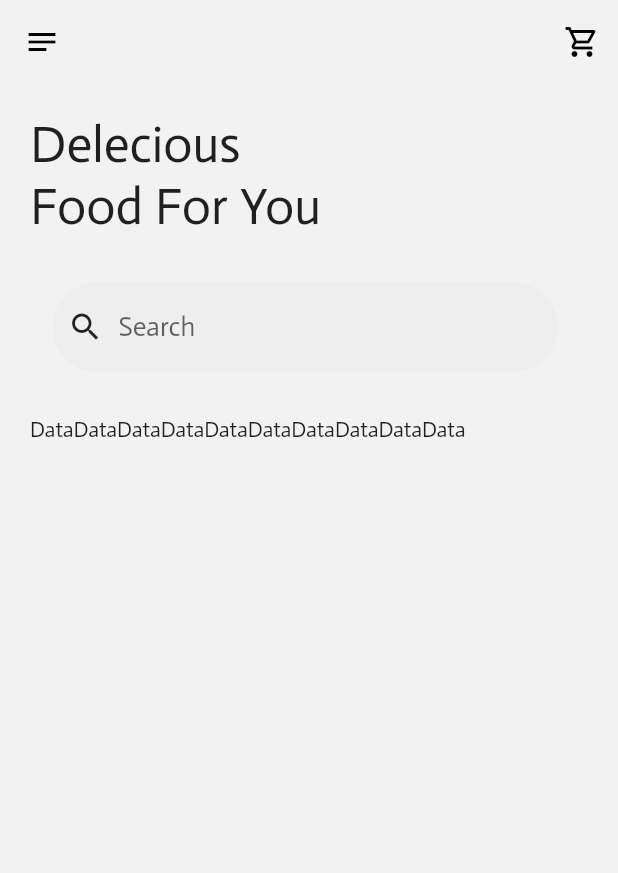
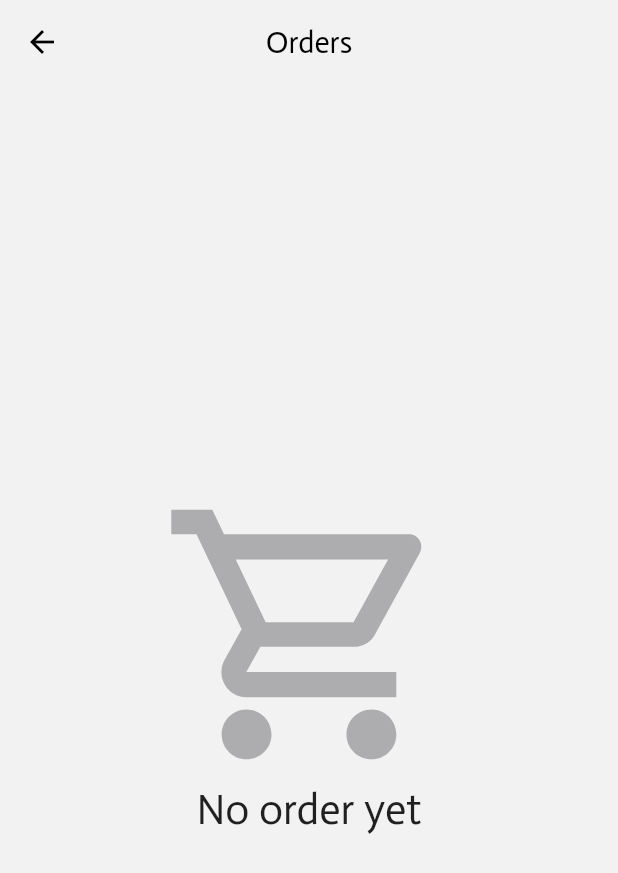
Before and after one commit to ZRShamim/food_order_app_flutter, a Flutter app: the screen it shows after launch, after a tap on the "shopping cart" icon, on a phone screen of 412 x 824 dp. Shown: the top 873 px of the screen. Run offline on Flutter 3.47's test engine with Material 2 defaults, Android fonts, the phone set to English and light mode, and no system bars; our stand-ins replace get; network calls fail.

Commit message:
working with ui

```diff
--- /dev/null
+++ b/lib/controllers/food_controller.dart
@@ -0,0 +1,31 @@
+import 'package:e_commerce_app/model/food.dart';
+import 'package:e_commerce_app/services/api_service.dart';
+import 'package:get/get.dart';
+
+class FoodController extends GetxController {
+  var foodList = <FoodList>[].obs;
+  var categoryList = <String>[].obs;
+  var tagList = <String>[].obs;
+
+  var loading = true.obs;
+
+  @override
+  void onInit() {
+    fetchProduct();
+    super.onInit();
+  }
+
+  void fetchProduct() async {
+    loading(true);
+    try {
+      var foodInfo = await ApiService.fetchFoodInfo();
+      if (foodInfo != null) {
+        foodList.value = foodInfo.foodList;
+        categoryList.value = foodInfo.categoryList;
+        tagList.value = foodInfo.tagList;
+      }
+    } finally {
+      loading(false);
+    }
+  }
+}
--- /dev/null
+++ b/lib/controllers/util_controller.dart
@@ -0,0 +1,19 @@
+import 'package:get/get.dart';
+
+class UtilController extends GetxController {
+  var bottomTabbarIndex = 0.obs;
+
+  void changeTabIndex(int index) {
+    bottomTabbarIndex.value = index;
+  }
+
+  @override
+  void onInit() {
+    super.onInit();
+  }
+
+  @override
+  void dispose() {
+    super.dispose();
+  }
+}
--- a/lib/main.dart
+++ b/lib/main.dart
@@ -1,14 +1,13 @@
+import 'package:e_commerce_app/view/screens/landing_screen.dart';
 import 'package:flutter/material.dart';
 import 'package:get/get.dart';
-
-import './view/screens/home_screen/home_screen.dart';
+import 'view/screens/home_screen/home_screen.dart';
 
 void main() {
-  runApp(const MyApp());
+  runApp(MyApp());
 }
 
 class MyApp extends StatelessWidget {
-  const MyApp({Key? key}) : super(key: key);
 
 
   @override
@@ -18,9 +17,8 @@ class MyApp extends StatelessWidget {
       title: 'Food Order App',
       theme: ThemeData(
         fontFamily: 'Actor',
-        primarySwatch: Colors.blue,
       ),
-      home: HomeScreen(),
+      home: LandingScreen(),
     );
   }
 }
--- a/lib/model/food.dart
+++ b/lib/model/food.dart
@@ -4,9 +4,9 @@
 
 import 'dart:convert';
 
-List<Food> foodFromJson(String str) => List<Food>.from(json.decode(str).map((x) => Food.fromJson(x)));
+Food foodFromJson(String str) => Food.fromJson(json.decode(str));
 
-String foodToJson(List<Food> data) => json.encode(List<dynamic>.from(data.map((x) => x.toJson())));
+String foodToJson(Food data) => json.encode(data.toJson());
 
 class Food {
     Food({
@@ -15,35 +15,35 @@ class Food {
        required this.tagList,
     });
 
-    List<FoodList>? foodList;
-    List<String>? categoryList;
-    List<String>? tagList;
+    List<FoodList> foodList;
+    List<String> categoryList;
+    List<String> tagList;
 
     factory Food.fromJson(Map<String, dynamic> json) => Food(
-        foodList: json["food_list"] == null ? null : List<FoodList>.from(json["food_list"].map((x) => FoodList.fromJson(x))),
-        categoryList: json["category_list"] == null ? null : List<String>.from(json["category_list"].map((x) => x)),
-        tagList: json["tag_list"] == null ? null : List<String>.from(json["tag_list"].map((x) => x)),
+        foodList: List<FoodList>.from(json["food_list"].map((x) => FoodList.fromJson(x))),
+        categoryList: List<String>.from(json["category_list"].map((x) => x)),
+        tagList: List<String>.from(json["tag_list"].map((x) => x)),
     );
 
     Map<String, dynamic> toJson() => {
-        "food_list": foodList == null ? null : List<dynamic>.from(foodList!.map((x) => x.toJson())),
-        "category_list": categoryList == null ? null : List<dynamic>.from(categoryList!.map((x) => x)),
-        "tag_list": tagList == null ? null : List<dynamic>.from(tagList!.map((x) => x)),
+        "food_list": List<dynamic>.from(foodList.map((x) => x.toJson())),
+        "category_list": List<dynamic>.from(categoryList.map((x) => x)),
+        "tag_list": List<dynamic>.from(tagList.map((x) => x)),
     };
 }
 
 class FoodList {
     FoodList({
        required this.foodId,
-       required this.name,
-       required this.foodCategory,
-       required this.foodTag,
-       required this.price,
-       required this.priceSign,
-       required this.currency,
-       required this.image,
-       required this.description,
-       required this.rating,
+      required  this.name,
+      required  this.foodCategory,
+      required  this.foodTag,
+      required  this.price,
+      required  this.priceSign,
+      required  this.currency,
+      required  this.image,
+      required  this.description,
+      required  this.rating,
     });
 
     int foodId;
--- a/lib/services/api_service.dart
+++ b/lib/services/api_service.dart
@@ -4,9 +4,9 @@ import 'package:http/http.dart' as http;
 class ApiService {
   static var client = http.Client();
 
-    static Future<List<Food>?> fetchProducts() async {
+    static Future<Food?> fetchFoodInfo() async {
     var response = await client.get(
-        Uri.parse('https://raw.githubusercontent.com/ZRShamim/food_order_app_flutter/main/lib/model/product.json'));
+        Uri.parse('https://raw.githubusercontent.com/ZRShamim/food_order_app_flutter/main/lib/model/food.json'));
 
     if (response.statusCode == 200) {
       var jsonString = response.body;
--- /dev/null
+++ b/lib/view/screens/account_screen/account_screen.dart
@@ -0,0 +1,199 @@
+import 'package:e_commerce_app/view/screens/cart_screen/cart_screen.dart';
+import 'package:e_commerce_app/view/styles/colors.dart';
+import 'package:flutter/material.dart';
+import 'package:get/get.dart';
+
+class AccountScreen extends StatelessWidget {
+  @override
+  Widget build(BuildContext context) {
+    return Scaffold(
+      backgroundColor: bgColor,
+      appBar: AppBar(
+        elevation: 0,
+        backgroundColor: bgColor,
+      ),
+      body: Padding(
+        padding: const EdgeInsets.only(left: 20, top: 20, right: 20),
+        child: Column(
+          crossAxisAlignment: CrossAxisAlignment.start,
+          children: [
+            const Text(
+              'My Profile',
+              style: TextStyle(
+                fontSize: 34,
+              ),
+            ),
+            const SizedBox(
+              height: 40,
+            ),
+            Row(
+              mainAxisAlignment: MainAxisAlignment.spaceBetween,
+              children: [
+                const Text(
+                  'Personal details',
+                  style: TextStyle(
+                    fontSize: 18,
+                  ),
+                ),
+                Text(
+                  'Change',
+                  style: TextStyle(
+                    color: orrange,
+                    fontSize: 15,
+                  ),
+                ),
+              ],
+            ),
+            const SizedBox(
+              height: 15,
+            ),
+            ClipRRect(
+              borderRadius: BorderRadius.circular(30),
+              child: Container(
+                height: 200,
+                color: white,
+                child: Row(
+                  crossAxisAlignment: CrossAxisAlignment.start,
+                  children: [
+                    SizedBox(
+                      height: 150,
+                      width: 150,
+                      child: Image.network(
+                          'https://www.pngall.com/wp-content/uploads/5/Profile-Avatar-PNG.png'),
+                    ),
+                    const SizedBox(
+                      width: 20,
+                    ),
+                    Column(
+                      crossAxisAlignment: CrossAxisAlignment.start,
+                      children: [
+                        const SizedBox(
+                          height: 30,
+                        ),
+                        const Text(
+                          'Thelma Sara-bear',
+                          style: TextStyle(
+                            fontSize: 18,
+                          ),
+                        ),
+                        const Text(
+                          'thelma_sara-bear@gmail.com',
+                          style: TextStyle(
+                            fontSize: 13,
+                          ),
+                        ),
+                        Divider(
+                          color: grey,
+                        ),
+                        const Text(
+                          '+233 54138989',
+                          style: TextStyle(
+                            fontSize: 15,
+                          ),
+                        ),
+                        Divider(
+                          color: grey,
+                        ),
+                        const Text(
+                          'Trasaco hotel, behind navrongo campus',
+                          style: TextStyle(
+                            fontSize: 13,
+                          ),
+                        ),
+                      ],
+                    )
+                  ],
+                ),
+              ),
+            ),
+            const SizedBox(
+              height: 30,
+            ),
+            ListTile(
+              title: const Text(
+                'Orders',
+                style: TextStyle(
+                  fontSize: 18,
+                ),
+              ),
+              trailing: Icon(
+                Icons.arrow_forward_ios,
+                color: black,
+                size: 18,
+              ),
+              onTap: () {
+                Get.to(() =>
+                  CartScreen()
+                );
+              },
+              tileColor: white,
+              shape: RoundedRectangleBorder(
+                borderRadius: BorderRadius.circular(20),
+              ),
+            ),
+            const SizedBox(
+              height: 20,
+            ),
+            ListTile(
+              title: const Text(
+                'Payment Method',
+                style: TextStyle(
+                  fontSize: 18,
+                ),
+              ),
+              trailing: Icon(
+                Icons.arrow_forward_ios,
+                color: black,
+                size: 18,
+              ),
+              tileColor: white,
+              shape: RoundedRectangleBorder(
+                borderRadius: BorderRadius.circular(20),
+              ),
+            ),
+            const SizedBox(
+              height: 20,
+            ),
+            ListTile(
+              title: const Text(
+                'FAQ',
+                style: TextStyle(
+                  fontSize: 18,
+                ),
+              ),
+              trailing: Icon(
+                Icons.arrow_forward_ios,
+                color: black,
+                size: 18,
+              ),
+              tileColor: white,
+              shape: RoundedRectangleBorder(
+                borderRadius: BorderRadius.circular(20),
+              ),
+            ),
+            const SizedBox(
+              height: 20,
+            ),
+            ListTile(
+              title: const Text(
+                'Help',
+                style: TextStyle(
+                  fontSize: 18,
+                ),
+              ),
+              trailing: Icon(
+                Icons.arrow_forward_ios,
+                color: black,
+                size: 18,
+              ),
+              tileColor: white,
+              shape: RoundedRectangleBorder(
+                borderRadius: BorderRadius.circular(20),
+              ),
+            ),
+          ],
+        ),
+      ),
+    );
+  }
+}
--- /dev/null
+++ b/lib/view/screens/cart_screen/cart_screen.dart
@@ -0,0 +1,42 @@
+import 'package:e_commerce_app/view/styles/colors.dart';
+import 'package:flutter/material.dart';
+
+class CartScreen extends StatelessWidget {
+
+  @override
+  Widget build(BuildContext context) {
+    return Scaffold(
+      backgroundColor: bgColor,
+      appBar: AppBar(
+        iconTheme: IconThemeData(
+          color: black
+        ),
+        elevation: 0,
+        backgroundColor: bgColor,
+        centerTitle: true,
+        title: Text(
+          'Orders',
+          style: TextStyle(
+            color: black,
+          ),
+        ),
+      ),
+      body: Center(
+        child: Column(
+          mainAxisAlignment: MainAxisAlignment.center,
+          children: [
+            Icon(
+              Icons.shopping_cart_outlined,
+              size: 200,
+              color: grey,
+            ),
+            const Text(
+              'No order yet',
+              style: TextStyle(fontSize: 28),
+            ),
+          ],
+        ),
+      ),
+    );
+  }
+}
--- /dev/null
+++ b/lib/view/screens/history_screen/history_screen.dart
@@ -0,0 +1,38 @@
+import 'package:e_commerce_app/view/styles/colors.dart';
+import 'package:flutter/material.dart';
+
+class HistoryScreen extends StatelessWidget {
+  const HistoryScreen({Key? key}) : super(key: key);
+
+  @override
+  Widget build(BuildContext context) {
+    return Scaffold(
+      backgroundColor: bgColor,
+      appBar: AppBar(
+        elevation: 0,
+        backgroundColor: bgColor,
+        centerTitle: true,
+        title: Text(
+          'History',
+          style: TextStyle(color: black),
+        ),
+      ),
+      body: Center(
+        child: Column(
+          mainAxisAlignment: MainAxisAlignment.center,
+          children: [
+            Icon(
+              Icons.event_note_outlined,
+              size: 200,
+              color: grey,
+            ),
+            const Text(
+              'No history yet',
+              style: TextStyle(fontSize: 28),
+            ),
+          ],
+        ),
+      ),
+    );
+  }
+}
--- a/lib/view/screens/home_screen/home_screen.dart
+++ b/lib/view/screens/home_screen/home_screen.dart
@@ -1,7 +1,15 @@
+import 'dart:ui';
+
+import 'package:e_commerce_app/controllers/food_controller.dart';
+import 'package:e_commerce_app/controllers/util_controller.dart';
+import 'package:e_commerce_app/view/screens/cart_screen/cart_screen.dart';
 import 'package:e_commerce_app/view/styles/colors.dart';
 import 'package:flutter/material.dart';
+import 'package:get/get.dart';
 
 class HomeScreen extends StatelessWidget {
+  FoodController foodController = Get.find();
+
   @override
   Widget build(BuildContext context) {
     return Scaffold(
@@ -18,7 +26,9 @@ class HomeScreen extends StatelessWidget {
         ),
         actions: [
           IconButton(
-            onPressed: () {},
+            onPressed: () {
+              Get.to(() => CartScreen());
+            },
             icon: Icon(
               Icons.shopping_cart_outlined,
               color: black,
@@ -46,7 +56,7 @@ class HomeScreen extends StatelessWidget {
                 borderRadius: BorderRadius.circular(50),
                 child: Container(
                   height: 60,
-                  color: grey,
+                  color: lightGrey,
                   child: Padding(
                     padding: const EdgeInsets.only(left: 10, top: 5, bottom: 5),
                     child: Row(
@@ -59,11 +69,7 @@ class HomeScreen extends StatelessWidget {
                               cursorColor: black,
                               textInputAction: TextInputAction.search,
                               keyboardType: TextInputType.text,
-                              // controller: myController,
-                              onEditingComplete: () {
-                                // loadData('All');
-                                // hideKeyboard();
-                              },
+                              onEditingComplete: () {},
                               decoration: const InputDecoration(
                                 border: InputBorder.none,
                                 hintText: 'Search',
@@ -81,18 +87,105 @@ class HomeScreen extends StatelessWidget {
             const SizedBox(
               height: 30,
             ),
+            SizedBox(
+              height: 50,
+              child: Padding(
+                padding: const EdgeInsets.only(left: 30),
+                child: Obx(() => ListView.builder(
+                    scrollDirection: Axis.horizontal,
+                    itemCount: foodController.categoryList.length,
+                    itemBuilder: (_, i) {
+                      return Padding(
+                        padding: const EdgeInsets.only(left: 10),
+                        child: Text(
+                          foodController.categoryList[i],
+                          style: TextStyle(color: orrange, fontSize: 18),
+                        ),
+                      );
+                    })),
+              ),
+            ),
             Expanded(
-              child: ListView.builder(
-                scrollDirection: Axis.horizontal,
-                itemCount: 10,
-                itemBuilder: (_, i) {
-                return Text('Data');
-              }),
-            )
+              child: Padding(
+                padding: const EdgeInsets.only(right: 20),
+                child: GridView.builder(
+                  gridDelegate: const SliverGridDelegateWithFixedCrossAxisCount(
+                    childAspectRatio: .6,
+                    crossAxisCount: 2,
+                    crossAxisSpacing: 10,
+                  ),
+                  itemCount: 30,
+                  itemBuilder: (_, i) {
+                    if (i.isEven) {
+                      return Padding(
+                        padding: const EdgeInsets.only(bottom: 20),
+                        child: ClipRRect(
+                          borderRadius: BorderRadius.circular(50),
+                          child: Stack(
+                            alignment: AlignmentDirectional.topCenter,
+                            children: [
+                              Positioned(
+                                top: 50,
+                                width: 300,
+                                height: 250,
+                                child: Container(
+                                  color: white,
+                                ),
+                              ),
+                              const Positioned(
+                                child: SizedBox(
+                                  height: 125,
+                                  width: 125,
+                                  child: CircleAvatar(
+                                    backgroundImage: NetworkImage(
+                                      'https://www.thespruceeats.com/thmb/vJUFf6L4p8y9Cn_1pE9Z7Ua9uok=/3000x2001/filters:fill(auto,1)/indian-style-burger-1957599-hero-01-266103a4bb4e4ee7b5feb4da2d2e99da.jpg',
+                                    ),
+                                  ),
+                                ),
+                              ),
+                            ],
+                          ),
+                        ),
+                      );
+                    } else {
+                      return Padding(
+                        padding: const EdgeInsets.only(top: 20),
+                        child: ClipRRect(
+                          borderRadius: BorderRadius.circular(40),
+                          child: Stack(
+                            alignment: AlignmentDirectional.topCenter,
+                            children: [
+                              Positioned(
+                                top: 50,
+                                width: 300,
+                                height: 250,
+                                child: Container(
+                                  color: white,
+                                ),
+                              ),
+                              const Positioned(
+                                child: SizedBox(
+                                  height: 125,
+                                  width: 125,
+                                  child: CircleAvatar(
+                                    backgroundImage: NetworkImage(
+                                      'https://www.thespruceeats.com/thmb/vJUFf6L4p8y9Cn_1pE9Z7Ua9uok=/3000x2001/filters:fill(auto,1)/indian-style-burger-1957599-hero-01-266103a4bb4e4ee7b5feb4da2d2e99da.jpg',
+                                    ),
+                                  ),
+                                ),
+                              ),
+                            ],
+                          ),
+                        ),
+                      );
+                    }
+                  },
+                ),
+              ),
+            ),
           ],
         ),
       ),
-      // bottomNavigationBar: ,
     );
   }
 }
--- /dev/null
+++ b/lib/view/screens/landing_screen.dart
@@ -0,0 +1,62 @@
+import 'package:e_commerce_app/controllers/food_controller.dart';
+import 'package:e_commerce_app/controllers/util_controller.dart';
+import 'package:e_commerce_app/view/screens/account_screen/account_screen.dart';
+import 'package:e_commerce_app/view/screens/history_screen/history_screen.dart';
+import 'package:e_commerce_app/view/screens/home_screen/home_screen.dart';
+import 'package:e_commerce_app/view/styles/colors.dart';
+import 'package:flutter/material.dart';
+import 'package:get/get.dart';
+
+class LandingScreen extends StatelessWidget {
+  FoodController foodController = Get.put(FoodController());
+  UtilController utilController = Get.put(UtilController());
+  @override
+  Widget build(BuildContext context) {
+    return Obx(
+      () => Scaffold(
+        body: IndexedStack(
+          index: utilController.bottomTabbarIndex.value,
+          children: [
+            HomeScreen(),
+            const Center(
+              child: Text('Star'),
+            ),
+            AccountScreen(),
+            const HistoryScreen(),
+          ],
+        ),
+        bottomNavigationBar: BottomNavigationBar(
+          showSelectedLabels: false,
+          showUnselectedLabels: false,
+          elevation: 0,
+          onTap: utilController.changeTabIndex,
+          currentIndex: utilController.bottomTabbarIndex.value,
+          backgroundColor: white,
+          type: BottomNavigationBarType.fixed,
+          selectedItemColor: orrange,
+          unselectedItemColor: grey,
+          items: const [
+            BottomNavigationBarItem(
+              icon: Icon(Icons.home),
+              label: '',
+            ),
+            BottomNavigationBarItem(
+              icon: Icon(Icons.favorite_border_outlined),
+              label: '',
+            ),
+            BottomNavigationBarItem(
+              icon: Icon(Icons.person_outline_outlined),
+              label: '',
+            ),
+            BottomNavigationBarItem(
+              icon: Icon(
+                Icons.history_outlined,
+              ),
+              label: '',
+            ),
+          ],
+        ),
+      ),
+    );
+  }
+}
--- a/lib/view/styles/colors.dart
+++ b/lib/view/styles/colors.dart
@@ -1,5 +1,8 @@
 import 'package:flutter/material.dart';
 
 Color bgColor = const Color(0xffF2F2F2);
+Color white = const Color(0xffFFFFFF);
 Color black = const Color(0xff000000);
-Color grey = const Color(0xffEFEEEE);
+Color lightGrey = const Color(0xffEFEEEE);
+Color  grey = const Color(0xffADADAF);
+Color orrange = const Color(0xffFA4A0C);
```
Also changed, not shown: lib/view/screens/order_screen/order_screen.dart (added).
